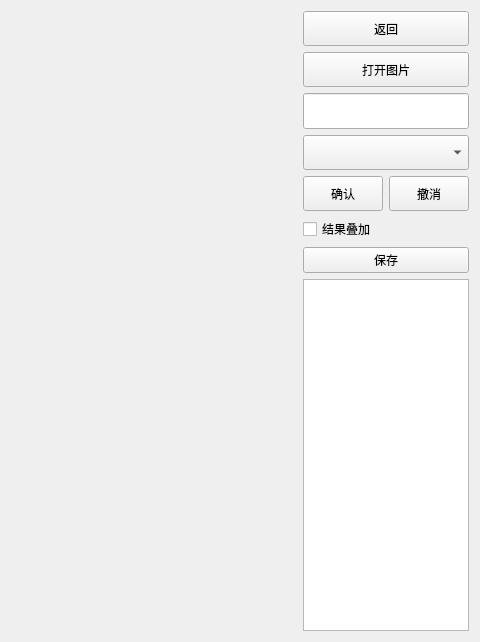
Wangyabin-sss/OpencvUsefulTool, file preprocessing/preprocessing.ui: the form before one commit; both pictures show x 729 to 1209 and y 0 to 642 of the 1209 by 642 pixel window.
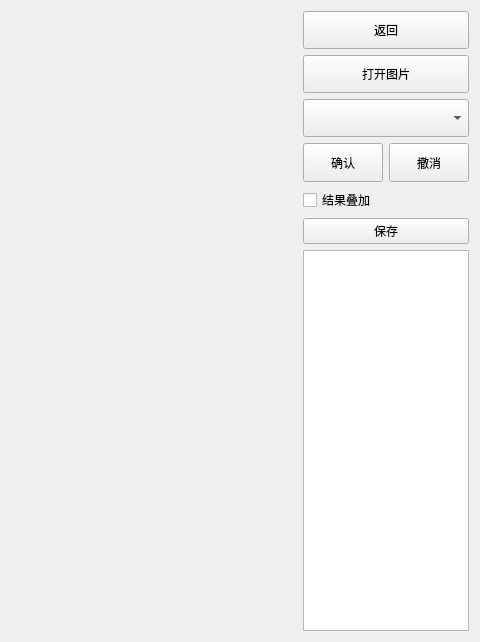
The form after the commit.

Diff of the .ui file:
```diff
--- a/preprocessing/preprocessing.ui
+++ b/preprocessing/preprocessing.ui
@@ -15,7 +15,11 @@
   </property>
   <layout class="QGridLayout" name="gridLayout">
    <item row="0" column="0">
-    <layout class="QHBoxLayout" name="horizontalLayout_2" stretch="8,8,1">
+    <layout class="QHBoxLayout" name="horizontalLayout_3" stretch="8,1">
+     <item>
+      <layout class="QVBoxLayout" name="verticalLayout_2" stretch="20">
+       <item>
+        <layout class="QHBoxLayout" name="horizontalLayout_2">
      <item>
       <widget class="QLabel" name="label">
        <property name="text">
@@ -30,8 +34,12 @@
        </property>
       </widget>
      </item>
+        </layout>
+       </item>
+      </layout>
+     </item>
      <item>
-      <layout class="QVBoxLayout" name="verticalLayout" stretch="1,1,1,1,1,1,0,10">
+      <layout class="QVBoxLayout" name="verticalLayout" stretch="1,1,1,1,1,0,10">
        <item>
         <widget class="QPushButton" name="comeback">
          <property name="sizePolicy">
@@ -58,16 +66,6 @@
          </property>
         </widget>
        </item>
-       <item>
-        <widget class="QLineEdit" name="lineEdit">
-         <property name="sizePolicy">
-          <sizepolicy hsizetype="Minimum" vsizetype="Expanding">
-           <horstretch>0</horstretch>
-           <verstretch>0</verstretch>
-          </sizepolicy>
-         </property>
-        </widget>
-       </item>
        <item>
         <widget class="QComboBox" name="comboBox">
          <property name="sizePolicy">
```
Left out of the diff: 6 changed lines with no effect on the pictures. Lines whose indentation alone changed are shown as unchanged.
